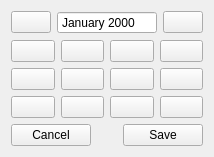
Above: WidgetsModule/Widgets/DateTime/widgetsmonthpicker.ui from HowCanidothis/DevLib before the change. Below: the same form after it.
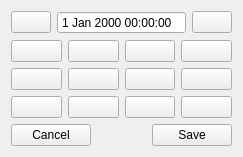
That is the form after the change. Custom widgets are drawn as their Qt base class.

Commit message: month format

The edit to the form file:
```diff
--- a/WidgetsModule/Widgets/DateTime/widgetsmonthpicker.ui
+++ b/WidgetsModule/Widgets/DateTime/widgetsmonthpicker.ui
@@ -66,9 +66,6 @@
        <property name="specialValueText">
         <string/>
        </property>
-       <property name="displayFormat">
-        <string>MMMM yyyy</string>
-       </property>
       </widget>
      </item>
      <item>
```
The commit also changes 13 other files.
